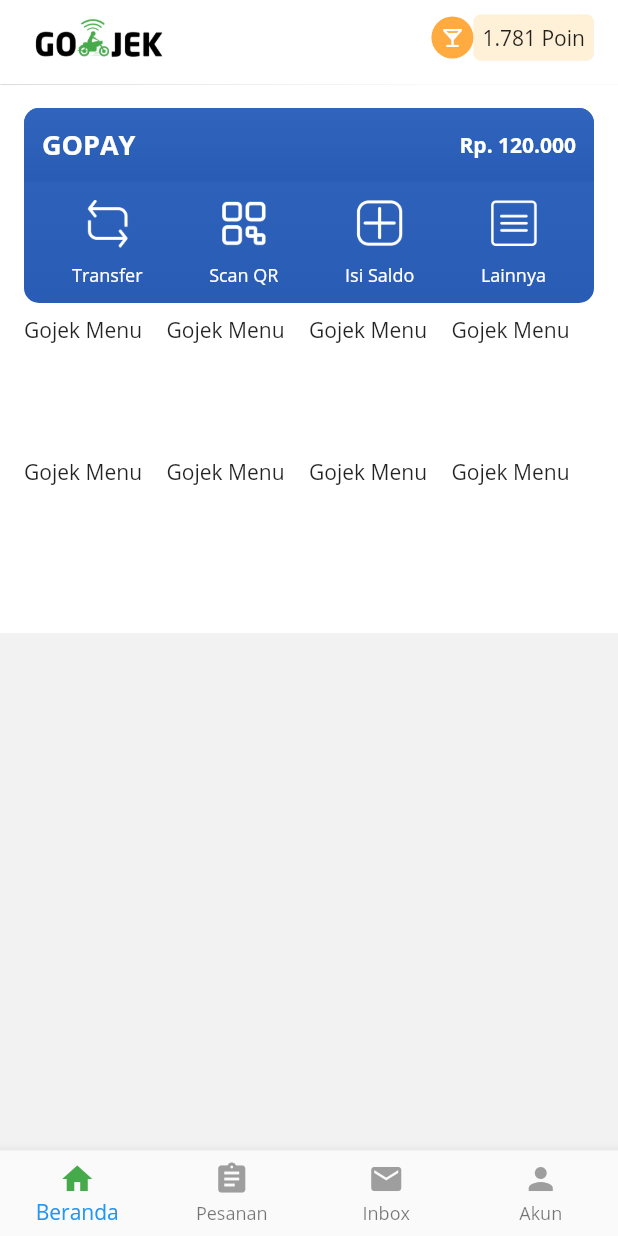
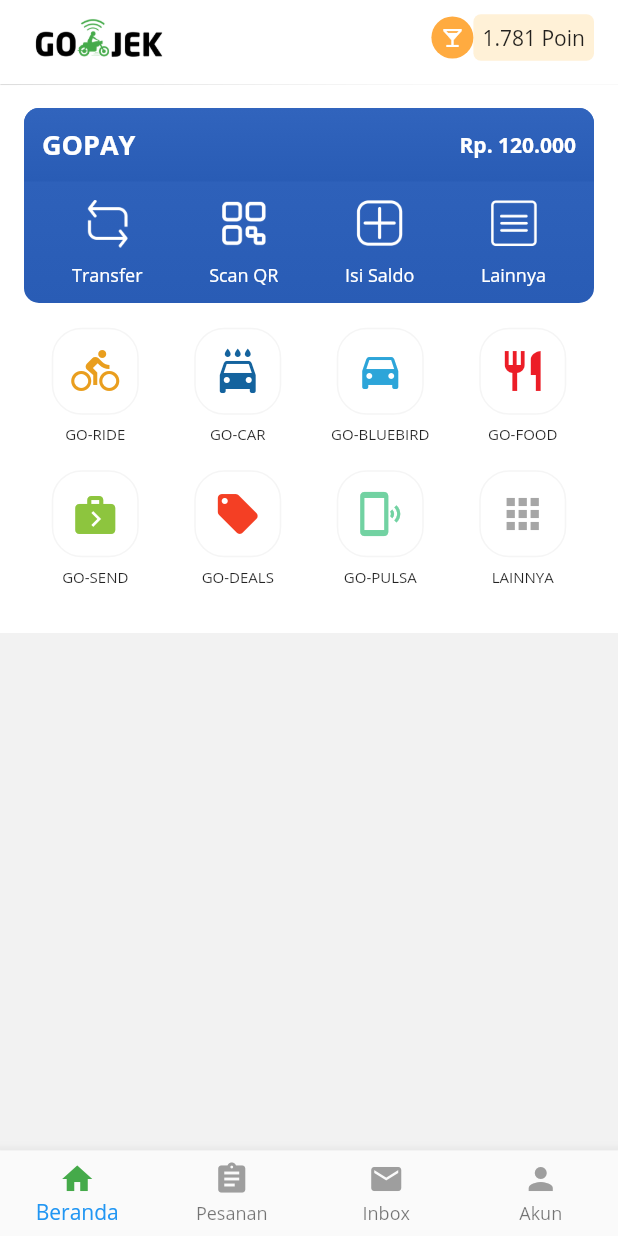
Before and after one commit to hafidhjulian/gojekApp, a Flutter app: the screen it shows after launch, on a phone screen of 412 x 824 dp. Run offline on Flutter 3.47's test engine with Material 2 defaults, Android fonts, the phone set to English and light mode, and no system bars.

Commit message:
update baru

```diff
--- a/lib/Beranda/berandapage_view.dart
+++ b/lib/Beranda/berandapage_view.dart
@@ -1,6 +1,9 @@
 import 'package:flutter/material.dart';
+import 'package:gojekapp/constant.dart';
 import 'package:gojekapp/Beranda/beranda_gojek_appbar.dart';
-import 'package:gojekapp/constant.dart';
+import 'package:gojekapp/Beranda/beranda_model.dart';
+import 'dart:async';
+import 'dart:io';
 
 class BerandaPage extends StatefulWidget {
   @override
@@ -8,6 +11,70 @@ class BerandaPage extends StatefulWidget {
 }
 
 class _BerandaPageState extends State<BerandaPage> {
+  List<GojekService> _gojekServiceList = [];
+
+  @override
+  void initState(){
+    super.initState();
+
+    _gojekServiceList.add(new GojekService(
+      image: Icons.directions_bike,
+      color: GojekPalette.menuRide,
+      title: "GO-RIDE"
+    ));
+    _gojekServiceList.add(new GojekService(
+      image: Icons.local_car_wash,
+      color: GojekPalette.menuCar,
+      title: "GO-CAR"
+    ));
+    _gojekServiceList.add(new GojekService(
+      image: Icons.directions_car,
+      color: GojekPalette.menuBluebird,
+      title: "GO-BLUEBIRD"
+    ));
+    _gojekServiceList.add(new GojekService(
+      image: Icons.restaurant,
+      color: GojekPalette.menuFood,
+      title: "GO-FOOD"
+    ));
+    _gojekServiceList.add(new GojekService(
+      image: Icons.next_week,
+      color: GojekPalette.menuSend,
+      title: "GO-SEND"
+    ));
+    _gojekServiceList.add(new GojekService(
+      image: Icons.local_offer,
+      color: GojekPalette.menuDeals,
+      title: "GO-DEALS"
+    ));
+    _gojekServiceList.add(new GojekService(
+      image: Icons.phonelink_ring,
+      color: GojekPalette.menuPulsa,
+      title: "GO-PULSA"
+    ));
+    _gojekServiceList.add(new GojekService(
+      image: Icons.apps,
+      color: GojekPalette.menuOther,
+      title: "LAINNYA"
+    ));
+    _gojekServiceList.add(new GojekService(
+      image: Icons.shopping_basket,
+      color: GojekPalette.menuShop,
+      title: "GO-SHOP"
+    ));
+    _gojekServiceList.add(new GojekService(
+      image: Icons.shopping_cart,
+      color: GojekPalette.menuMart,
+      title: "GO-MART"
+    ));
+    _gojekServiceList.add(new GojekService(
+      image: Icons.local_play,
+      color: GojekPalette.menuTix,
+      title: "GO-TIX"
+    ));
+  }
+
+
   @override
   Widget build(BuildContext context) {
     return new SafeArea(
@@ -34,6 +101,25 @@ class _BerandaPageState extends State<BerandaPage> {
       )
     );
   }
+  Widget _buildGojekServiceMenu() {
+  return new SizedBox(
+    width: double.infinity,
+    height: 220.0,
+    child: new Container(
+      margin: EdgeInsets.only(top: 8.0, bottom: 8.0),
+      child: GridView.builder(
+        physics: ClampingScrollPhysics(),
+        itemCount: 8,
+        gridDelegate: new SliverGridDelegateWithFixedCrossAxisCount(
+          crossAxisCount: 4,
+        ),
+        itemBuilder: (context, position){
+          return _rowGojekService(_gojekServiceList[position]);
+        },
+      ),
+    ),
+  );
+}
 }
 
 Widget _buildGopayMenu() {
@@ -152,22 +238,50 @@ Widget _buildGopayMenu() {
   );
 }
 
-Widget _buildGojekServiceMenu() {
-  return new SizedBox(
-    width: double.infinity,
-    height: 220.0,
-    child: new Container(
-      margin: EdgeInsets.only(top: 8.0, bottom: 8.0),
-      child: GridView.builder(
-        physics: ClampingScrollPhysics(),
-        itemCount: 8,
-        gridDelegate: new SliverGridDelegateWithFixedCrossAxisCount(
-          crossAxisCount: 4,
-        ),
-        itemBuilder: (context, position){
-          return new Text("Gojek Menu");
-        },
-      ),
+// Widget _buildGojekServiceMenu() {
+//   return new SizedBox(
+//     width: double.infinity,
+//     height: 220.0,
+//     child: new Container(
+//       margin: EdgeInsets.only(top: 8.0, bottom: 8.0),
+//       child: GridView.builder(
+//         physics: ClampingScrollPhysics(),
+//         itemCount: 8,
+//         gridDelegate: new SliverGridDelegateWithFixedCrossAxisCount(
+//           crossAxisCount: 4,
+//         ),
+//         itemBuilder: (context, position){
+//           return _rowGojekService(_gojekServiceList[position]);
+//         },
+//       ),
+//     ),
+//   );
+// }
+
+Widget _rowGojekService(GojekService gojekService) {
+  return new Container(
+    child: new Column(
+      mainAxisAlignment: MainAxisAlignment.center,
+      children: <Widget>[
+       new Container(
+         decoration: new BoxDecoration(
+           border: Border.all(color: GojekPalette.grey200, width: 1.0),
+           borderRadius: new BorderRadius.all(new Radius.circular(20.0))
+         ),
+         padding: EdgeInsets.all(12.0),
+         child: new Icon(
+           gojekService.image,
+           color: gojekService.color,
+           size: 32.0,
+         ),
+       ),
+       new Padding(
+         padding: EdgeInsets.only(top: 6.0),
+       ),
+       new Text(
+         gojekService.title, style: new TextStyle(fontSize: 10.0)
+       )
+      ],
     ),
   );
 }
```
